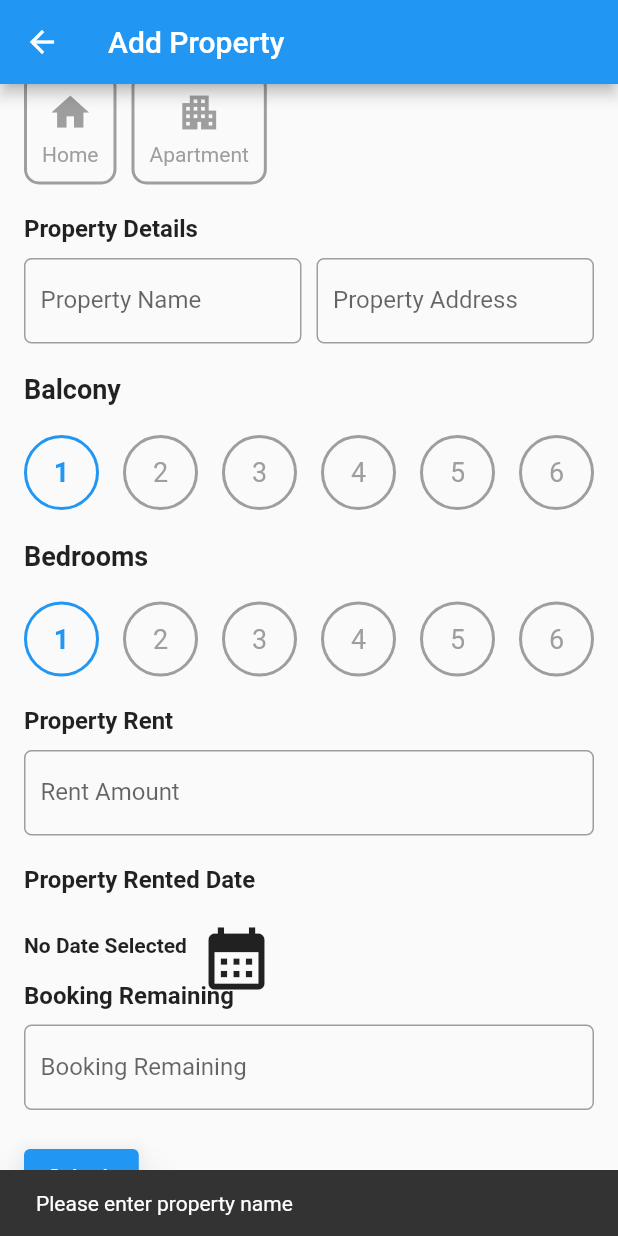
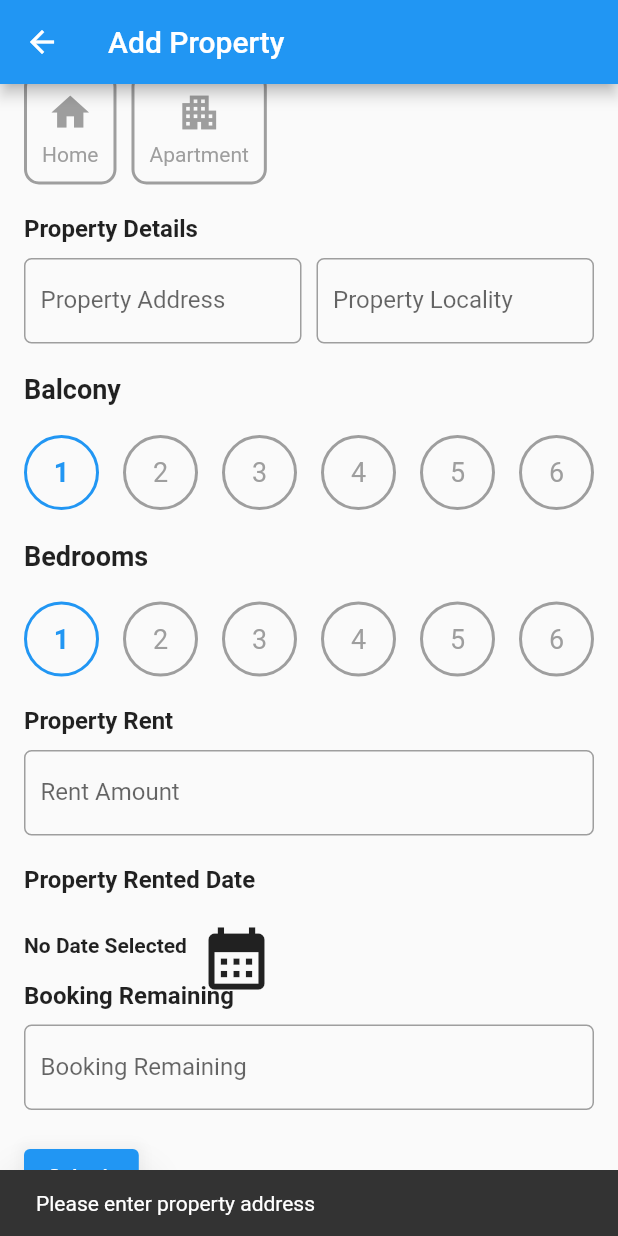
Before and after one commit to barunsh/nodejsapp, a Flutter app: the AddPropertyForm screen opened directly, scrolled down 53 dp, after a tap on "Submit", on a phone screen of 412 x 824 dp. Run offline on Flutter 3.47's test engine with Material 2 defaults, Android fonts, the phone set to English and light mode, and no system bars; our stand-ins replace flutter_typeahead, jwt_decoder, shared_preferences; accounts and stored records are empty.

Commit message:
property address locality name changed both frontend and bac

```diff
--- a/frontend/lib/addproperty.dart
+++ b/frontend/lib/addproperty.dart
@@ -2,7 +2,7 @@ import 'dart:convert';
 import 'package:flutter/material.dart';
 import 'package:http/http.dart' as http;
 import 'package:intl/intl.dart';
-import 'booking.dart';
+// import 'booking.dart';
 // import 'dashboard.dart';
 
 class AddPropertyForm extends StatefulWidget {
@@ -19,8 +19,8 @@ class AddPropertyForm extends StatefulWidget {
 final DateFormat formatter = DateFormat('yyyy-MM-dd');
 
 class _AddPropertyFormState extends State<AddPropertyForm> {
-  TextEditingController _propertyNameController = TextEditingController();
   TextEditingController _propertyAddressController = TextEditingController();
+  TextEditingController _propertyLocalityController = TextEditingController();
   TextEditingController _propertyRentController = TextEditingController();
   TextEditingController _bookingRemainingController = TextEditingController();
   DateTime? _selectedDate;
@@ -48,8 +48,8 @@ class _AddPropertyFormState extends State<AddPropertyForm> {
   }
 
   void _submitForm() async {
-    final String propertyName = _propertyNameController.text;
     final String propertyAddress = _propertyAddressController.text;
+    final String propertyLocality = _propertyLocalityController.text;
     final String propertyRent = _propertyRentController.text;
     final String bookingRemaining = _bookingRemainingController.text;
     final String propertyType = _selectedPropertyType;
@@ -58,16 +58,16 @@ class _AddPropertyFormState extends State<AddPropertyForm> {
     final String propertyDate = _selectedDate != null ? formatter.format(_selectedDate!) : '';
 
 
-      if (propertyName.isEmpty) {
+      if (propertyAddress.isEmpty) {
     ScaffoldMessenger.of(context).showSnackBar(
-      SnackBar(content: Text('Please enter property name')),
+      SnackBar(content: Text('Please enter property address')),
     );
     return;
   }
 
-  if (propertyAddress.isEmpty) {
+  if (propertyLocality.isEmpty) {
     ScaffoldMessenger.of(context).showSnackBar(
-      SnackBar(content: Text('Please enter property address')),
+      SnackBar(content: Text('Please enter property locality')),
     );
     return;
   }
@@ -93,8 +93,8 @@ class _AddPropertyFormState extends State<AddPropertyForm> {
   }
 
     final Map<String, String> requestBody = {
-      'propertyName': propertyName,
       'propertyAddress': propertyAddress,
+      'propertyLocality': propertyLocality,
       'propertyRent': propertyRent,
       'bookingRemaining' : bookingRemaining,
       'propertyType': propertyType,
@@ -236,9 +236,9 @@ class _AddPropertyFormState extends State<AddPropertyForm> {
                         borderRadius: BorderRadius.circular(5.0),
                       ),
                       child: TextField(
-                        controller: _propertyNameController,
+                        controller: _propertyAddressController,
                         decoration: InputDecoration(
-                          labelText: 'Property Name',
+                          labelText: 'Property Address',
                           border: InputBorder.none,
                           contentPadding: EdgeInsets.all(10.0),
                         ),
@@ -256,9 +256,9 @@ class _AddPropertyFormState extends State<AddPropertyForm> {
                         borderRadius: BorderRadius.circular(5.0),
                       ),
                       child: TextField(
-                        controller: _propertyAddressController,
+                        controller: _propertyLocalityController,
                         decoration: InputDecoration(
-                          labelText: 'Property Address',
+                          labelText: 'Property Locality',
                           border: InputBorder.none,
 
                           contentPadding: EdgeInsets.all(10.0),
--- a/frontend/lib/booking.dart
+++ b/frontend/lib/booking.dart
@@ -1,6 +1,6 @@
 class Booking {
-  final String propertyName;
   final String propertyAddress;
+  final String propertyLocality;
   final int propertyRent;
   final String propertyType;
   final int propertyBalconyCount;
@@ -12,8 +12,8 @@ class Booking {
   String? names; // Change from final to regular instance variable
 
   Booking({
-    required this.propertyName,
     required this.propertyAddress,
+    required this.propertyLocality,
     required this.propertyRent,
     required this.propertyType,
     required this.propertyBalconyCount,
@@ -27,8 +27,8 @@ class Booking {
 
   factory Booking.fromJson(Map<String, dynamic> json) {
     return Booking(
-      propertyName: json['propertyName'] ?? '',
       propertyAddress: json['propertyAddress'] ?? '',
+      propertyLocality: json['propertyLocality'] ?? '',
       propertyRent: json['propertyRent'] ?? 0,
       propertyType: json['propertyType'] ?? '',
       propertyBalconyCount: json['propertyBalconyCount'] ?? 0,
--- a/frontend/lib/bookingpage.dart
+++ b/frontend/lib/bookingpage.dart
@@ -3,6 +3,7 @@ import 'package:http/http.dart' as http;
 import 'package:flutter/material.dart';
 import 'booking.dart';
 import 'showproperty.dart';
+import 'config.dart';
 
 class BookingPage extends StatefulWidget {
   final Booking booking;
@@ -30,7 +31,7 @@ class _BookingPageState extends State<BookingPage> {
           crossAxisAlignment: CrossAxisAlignment.start,
           children: [
             Text(
-              'Property Name: ${widget.booking.propertyName}',
+              'Property Address: ${widget.booking.propertyAddress}',
               style: TextStyle(
                 fontWeight: FontWeight.bold,
                 fontSize: 16,
@@ -83,8 +84,8 @@ class _BookingPageState extends State<BookingPage> {
   void bookProperty() async {
     final Map<String, dynamic> requestBody = {
       'userId': widget.id,
-      'propertyName': widget.booking.propertyName,
       'propertyAddress': widget.booking.propertyAddress,
+      'propertyLocality': widget.booking.propertyLocality,
       'propertyRent': widget.booking.propertyRent,
       'propertyType': widget.booking.propertyType,
       'propertyBalconyCount': widget.booking.propertyBalconyCount,
@@ -93,10 +94,10 @@ class _BookingPageState extends State<BookingPage> {
     };
 
     final response = await http.post(
-      Uri.parse('http://localhost:3000/createBook'),
-      headers: {"Content-Type": "application/json"},
-      body: jsonEncode(requestBody),
-    );
+  Uri.parse('$createBook'),
+  headers: {"Content-Type": "application/json"},
+  body: jsonEncode(requestBody),
+);
 
     print('Response status: ${response.statusCode}');
     print('Response body: ${response.body}');
--- a/frontend/lib/config.dart
+++ b/frontend/lib/config.dart
@@ -3,5 +3,6 @@ final registration = url + "registration";
 final login = url + 'login';
 final createBooking = 'bookings';
 final getBooking = 'getbooking';
-final createBook = 'createBook';
+final delUser = 'deluser';
+final createBook = '$url/createBook';
 final emailphone = 'emailphone';
--- a/frontend/lib/getdetails.dart
+++ b/frontend/lib/getdetails.dart
@@ -25,7 +25,7 @@ class _BookingDetailsState extends State<BookingDetails> {
           crossAxisAlignment: CrossAxisAlignment.start,
           children: [
             Text(
-              'Property Name: ${widget.booking.propertyName}',
+              'Property Address: ${widget.booking.propertyAddress}',
               style: TextStyle(
                 fontWeight: FontWeight.bold,
                 fontSize: 16,
```
Also changed, not shown: frontend/lib/dashboard.dart (+19 -0 lines), frontend/lib/deleteandupdate.dart (added, +147 -0 lines), frontend/lib/showproperty.dart (+7 -7 lines), 9 other files.
